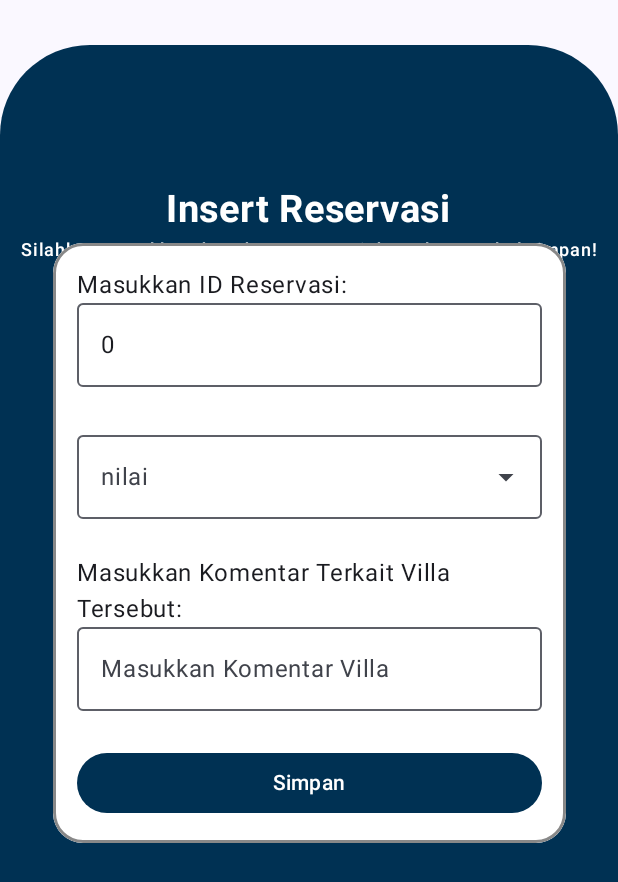
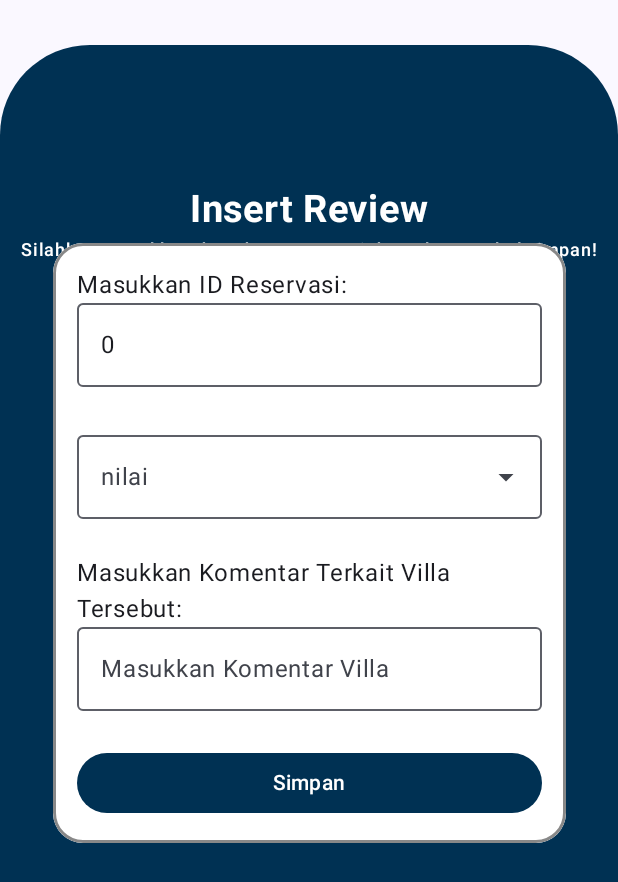
Before and after one commit to Rangga857/A14_150, an Android app built with Jetpack Compose: the InsertReviewView screen opened through its navigation route, on a phone screen of 412 x 824 dp. Shown: the top 882 px of the screen. Run offline under Robolectric (Android 15) with nearby library versions, the light colour scheme and no system bars; libraries missing offline, so code that uses them is left out: com.jakewharton.retrofit2.

Commit message:
revisi text untuk judul halaman

```diff
--- a/app/src/main/java/com/example/finalproject/ui/view/pelanggan/PagePelangganView.kt
+++ b/app/src/main/java/com/example/finalproject/ui/view/pelanggan/PagePelangganView.kt
@@ -108,7 +108,7 @@ fun InsertPelangganView(
             contentAlignment = Alignment.BottomCenter
         ) {
             Text(
-                text = "Insert Reservasi",
+                text = "Insert Pelanggan",
                 fontWeight = FontWeight.Bold,
                 fontSize = 25.sp,
                 color = Color.White,
--- a/app/src/main/java/com/example/finalproject/ui/view/review/InsertReviewView.kt
+++ b/app/src/main/java/com/example/finalproject/ui/view/review/InsertReviewView.kt
@@ -81,7 +81,7 @@ fun InsertReviewView(
             contentAlignment = Alignment.BottomCenter
         ) {
             Text(
-                text = "Insert Reservasi",
+                text = "Insert Review",
                 fontWeight = FontWeight.Bold,
                 fontSize = 25.sp,
                 color = Color.White,
```
